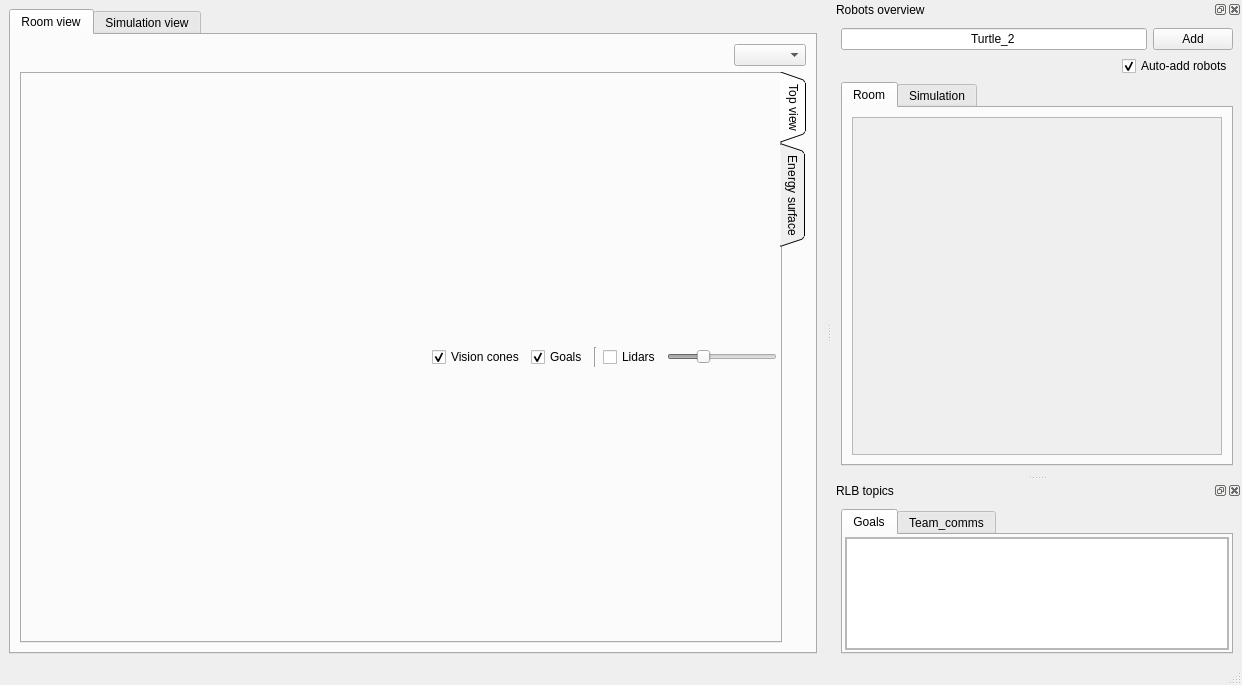
This is rlb_viz/UIs/Main_v0.0.1.ui in vguillet/rlb_viz as Qt 5 draws it before an edit. The edited form follows.
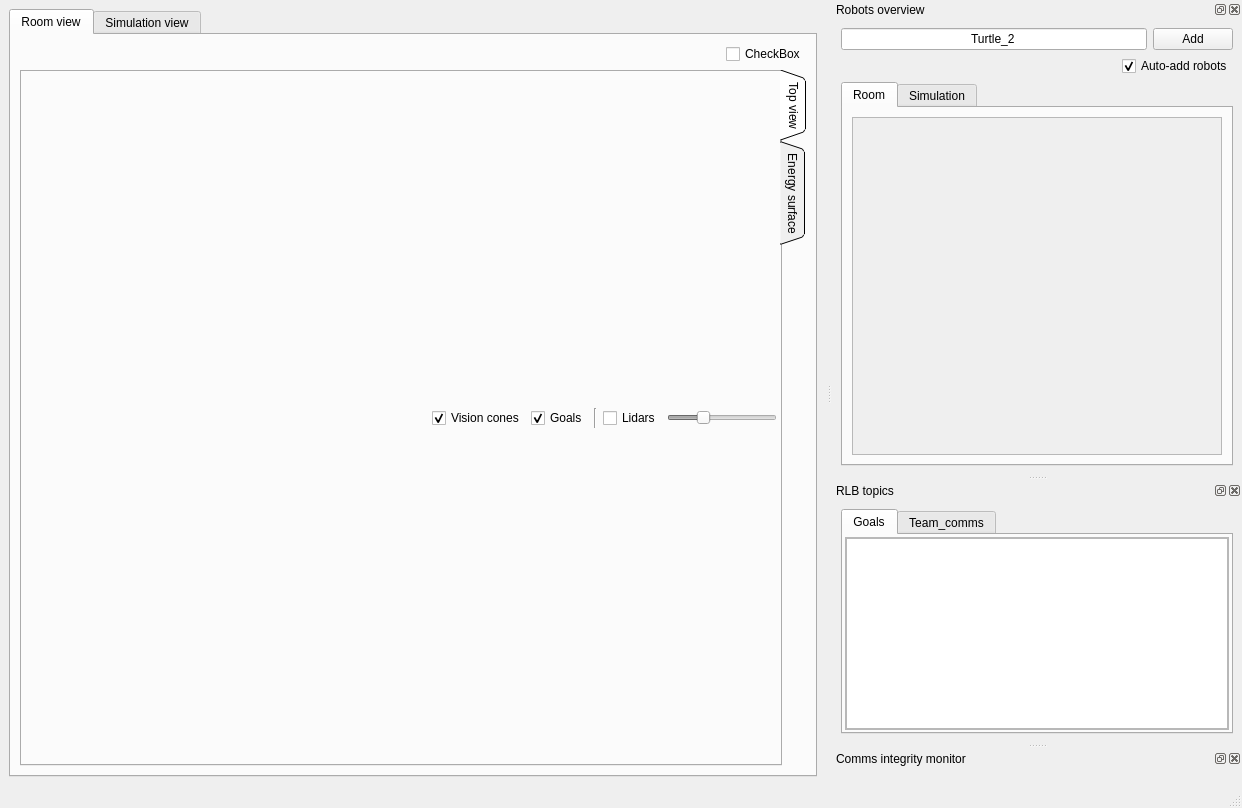
This is the edited form.

Commit message: added simulated comms ray visualisation

Diff of the .ui file:
```diff
--- a/rlb_viz/UIs/Main_v0.0.1.ui
+++ b/rlb_viz/UIs/Main_v0.0.1.ui
@@ -7,7 +7,7 @@
     <x>0</x>
     <y>0</y>
     <width>1242</width>
-    <height>685</height>
+    <height>808</height>
    </rect>
   </property>
   <property name="windowTitle">
@@ -44,7 +44,11 @@
            </spacer>
           </item>
           <item>
-           <widget class="QComboBox" name="comboBox_4"/>
+           <widget class="QCheckBox" name="checkBox_8">
+            <property name="text">
+             <string>CheckBox</string>
+            </property>
+           </widget>
           </item>
          </layout>
         </item>
@@ -664,7 +668,7 @@
               <x>0</x>
               <y>0</y>
               <width>382</width>
-              <height>70</height>
+              <height>114</height>
              </rect>
             </property>
             <layout class="QVBoxLayout" name="verticalLayout_7">
@@ -747,6 +751,21 @@
     </layout>
    </widget>
   </widget>
+  <widget class="QDockWidget" name="dockWidget">
+   <property name="windowTitle">
+    <string>Comms integrity monitor</string>
+   </property>
+   <attribute name="dockWidgetArea">
+    <number>2</number>
+   </attribute>
+   <widget class="QWidget" name="dockWidgetContents_3">
+    <layout class="QHBoxLayout" name="horizontalLayout_9">
+     <item>
+      <layout class="QVBoxLayout" name="comms_integrity_monitor"/>
+     </item>
+    </layout>
+   </widget>
+  </widget>
  </widget>
  <resources/>
  <connections>
```
Left out of the diff: 4 changed lines with no effect on the pictures. The commit also changes 8 other files.
